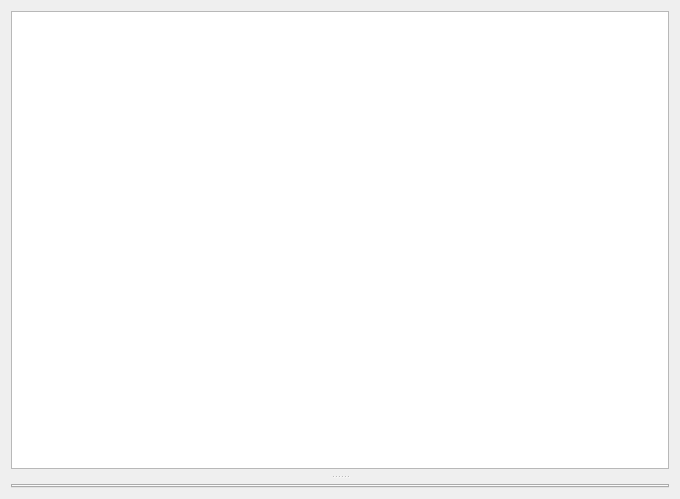
This is src/multiserialviewer/ui_files/serialViewerWindow.ui in shaag7967/multiserialviewer as Qt 5 draws it before an edit. The edited form follows.
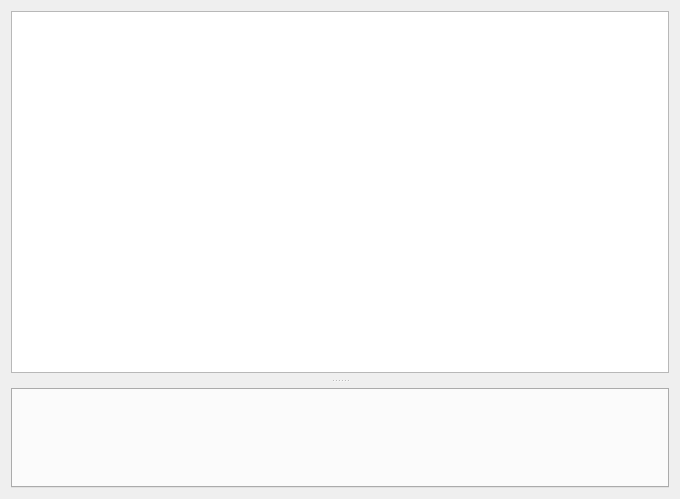
This is the edited form. Custom widgets are drawn as their Qt base class.

Commit message: added menu entry to open settings directory in file browser

What changed in the file:
```diff
--- a/src/multiserialviewer/ui_files/serialViewerWindow.ui
+++ b/src/multiserialviewer/ui_files/serialViewerWindow.ui
@@ -56,6 +56,12 @@
         <verstretch>1</verstretch>
        </sizepolicy>
       </property>
+      <property name="minimumSize">
+       <size>
+        <width>0</width>
+        <height>100</height>
+       </size>
+      </property>
       <property name="tabPosition">
        <enum>QTabWidget::TabPosition::North</enum>
       </property>
```
The commit also changes 2 other files.
